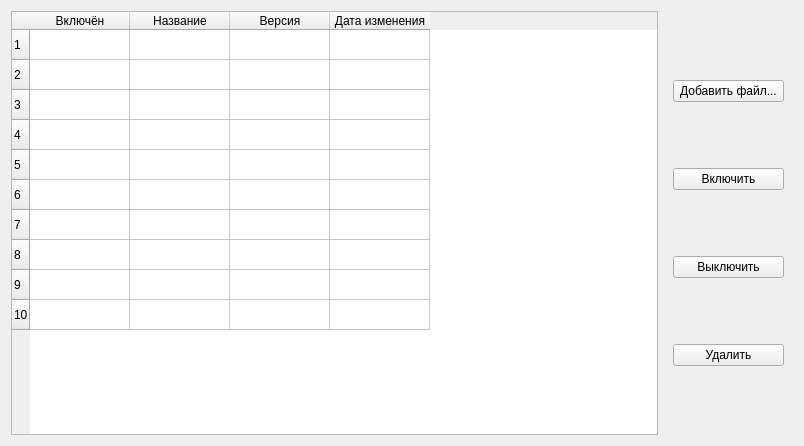
Fugach/launcher, file assets/ui/widgets/files_editor.ui: the form before one commit.
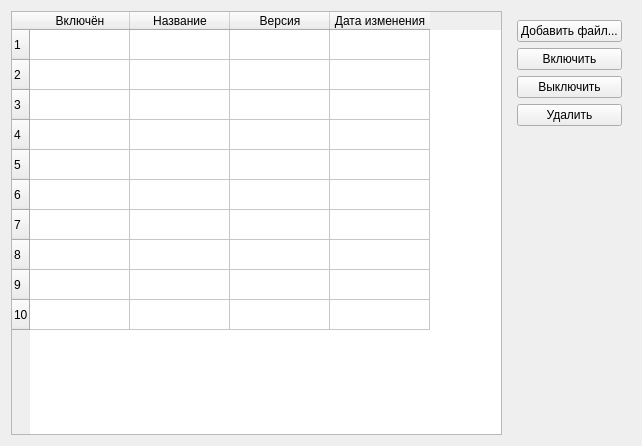
The form after the commit.

```diff
--- a/assets/ui/widgets/files_editor.ui
+++ b/assets/ui/widgets/files_editor.ui
@@ -6,14 +6,17 @@
    <rect>
     <x>0</x>
     <y>0</y>
-    <width>804</width>
+    <width>642</width>
     <height>446</height>
    </rect>
   </property>
   <property name="windowTitle">
    <string>Form</string>
   </property>
-  <layout class="QHBoxLayout" name="horizontalLayout" stretch="10,2">
+  <layout class="QHBoxLayout" name="horizontalLayout" stretch="10,1">
+   <property name="sizeConstraint">
+    <enum>QLayout::SizeConstraint::SetMinimumSize</enum>
+   </property>
    <item>
     <widget class="QTableWidget" name="tableWidget">
      <property name="cornerButtonEnabled">
@@ -88,6 +91,9 @@
         </property>
        </widget>
       </item>
+      <item>
+       <widget class="QWidget" name="widget_2" native="true"/>
+      </item>
      </layout>
     </widget>
    </item>
```
